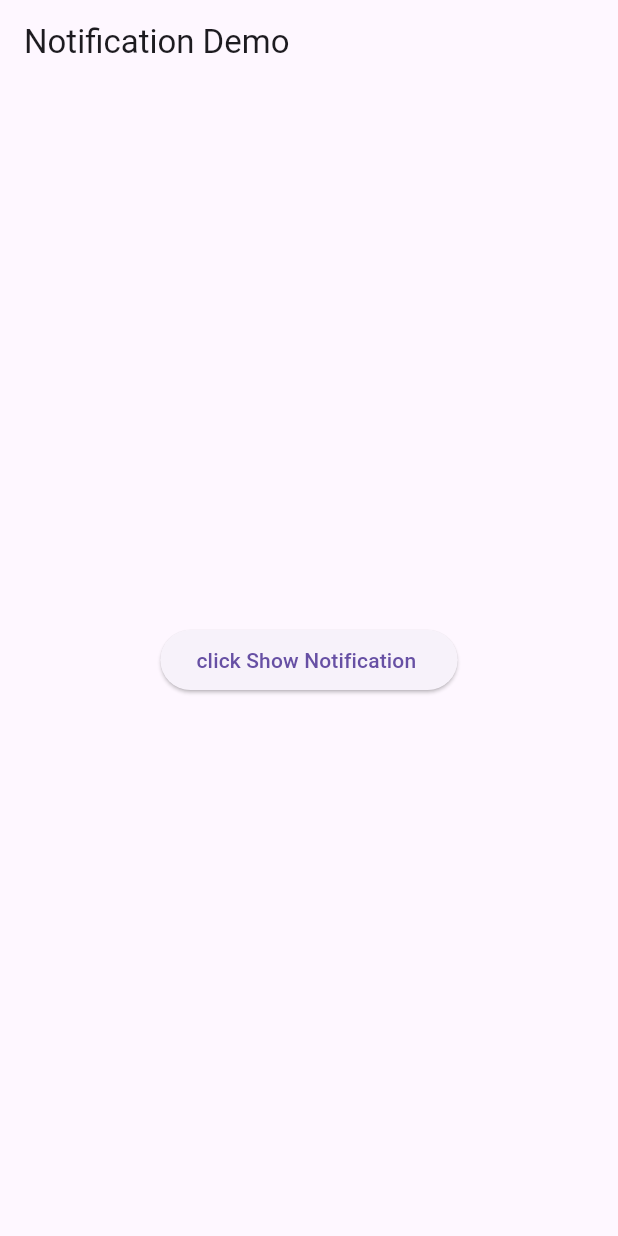
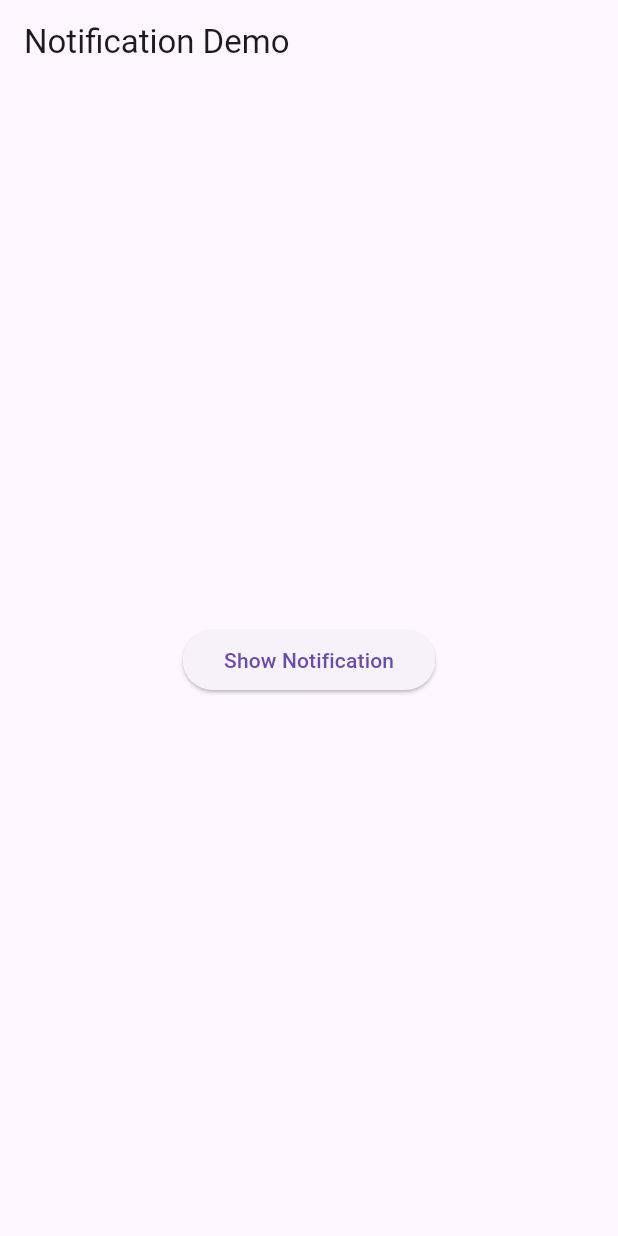
Before and after one commit to abdulmalick42/localnotification, a Flutter app: the screen it shows after launch, on a phone screen of 412 x 824 dp. Run offline on Flutter 3.47's test engine with Material 3 defaults, Android fonts, the light colour scheme and no system bars; our stand-ins replace flutter_local_notifications; missing offline and left inert: screen_state.

Commit message:
removed unwanted test

```diff
--- a/lib/main.dart
+++ b/lib/main.dart
@@ -73,7 +73,7 @@ class _MyAppState extends State<MyApp> {
               // Button press -> show notification
               _showNotification("Button Pressed", "This is your notification.");
             },
-            child: const Text("click Show Notification "),
+            child: const Text(" Show Notification "),
           ),
         ),
       ),
```
